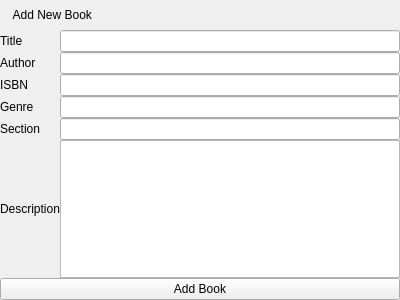
Qt form addBookView.ui (Mr-Beastman/CS106_A2) before a commit.
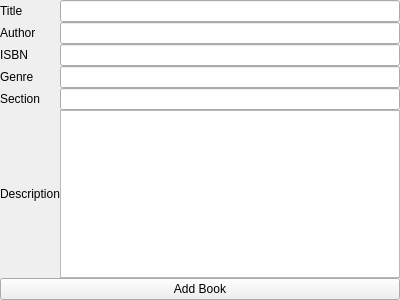
The same form after that commit.

Commit message:
overhaul code again and add views and functions
This is a fairly large change as failed to commit successful updates as I worked.

Multiple views have been added and the code reorganised to remove redundant values amd hopefully streamline the flow.

The edit to the form file:
```diff
--- a/addBookView.ui
+++ b/addBookView.ui
@@ -27,36 +27,10 @@
     <number>0</number>
    </property>
    <item>
-    <layout class="QVBoxLayout" name="viewBackground" stretch="0,2">
+    <layout class="QVBoxLayout" name="viewBackground" stretch="2">
      <property name="spacing">
       <number>0</number>
      </property>
-     <item>
-      <widget class="QLabel" name="windowTitleLabel">
-       <property name="minimumSize">
-        <size>
-         <width>0</width>
-         <height>30</height>
-        </size>
-       </property>
-       <property name="maximumSize">
-        <size>
-         <width>16777215</width>
-         <height>16777215</height>
-        </size>
-       </property>
-       <property name="styleSheet">
-        <string notr="true">#titleLabel{
-	
-	color: rgb(0, 0, 0);
-	background-color: rgb(215, 236, 199);
-}</string>
-       </property>
-       <property name="text">
-        <string>    Add New Book</string>
-       </property>
-      </widget>
-     </item>
      <item>
       <layout class="QVBoxLayout" name="bookInfoLayout">
        <item>
```
The commit also changes 54 other files.
